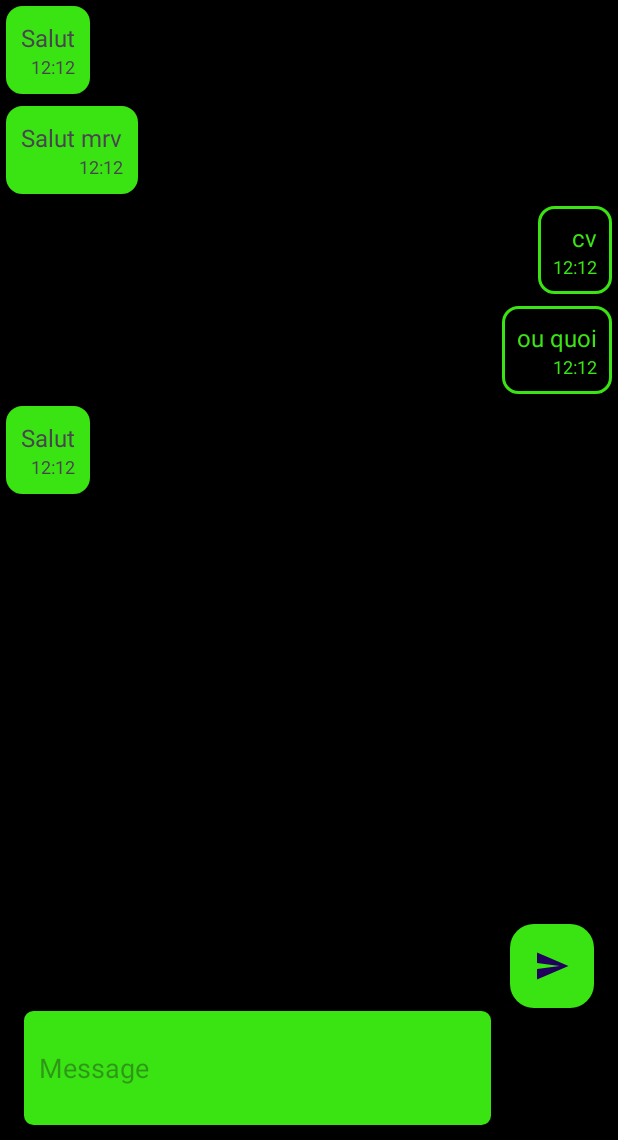
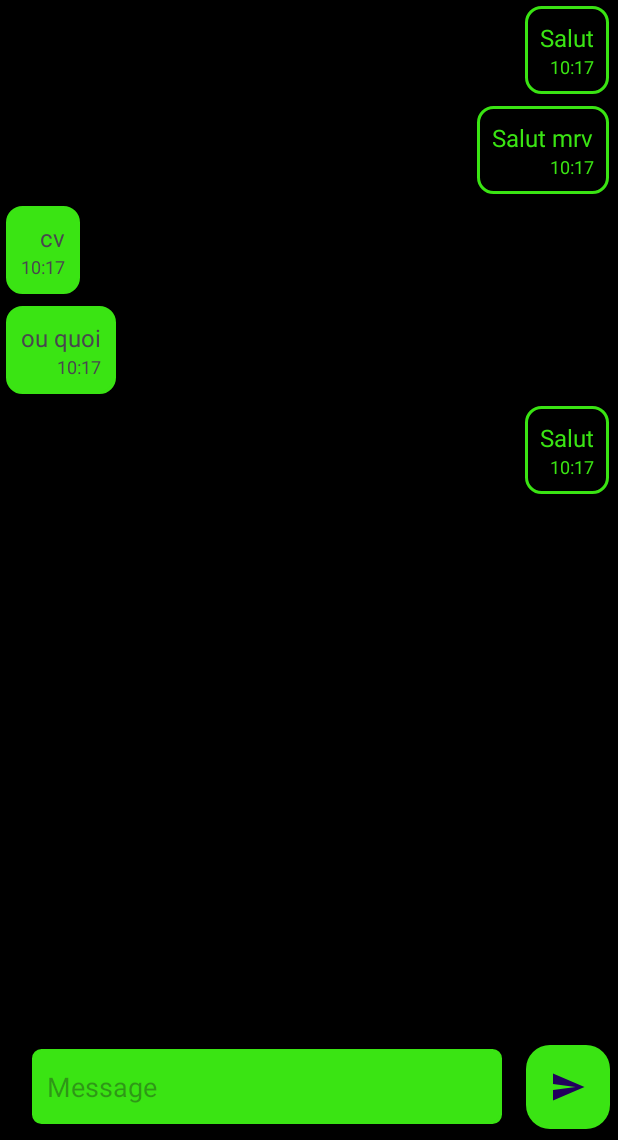
Before and after one commit to Yvaloski/ChatApp, an Android app: the ChatActivity screen opened directly, with no data from a screen before it, on a phone screen of 412 x 824 dp, the part 96-1236 px from its top. Run offline under Robolectric (Android 15) with nearby library versions, the phone set to English and light mode, and no system bars.

Commit message:
correction bug ID item_chat_friend

```diff
--- a/app/src/main/java/com/example/chatapp/activities/ChatActivity.kt
+++ b/app/src/main/java/com/example/chatapp/activities/ChatActivity.kt
@@ -1,7 +1,9 @@
 package com.example.chatapp.activities
 
+import android.content.Context
 import androidx.appcompat.app.AppCompatActivity
 import android.os.Bundle
+import android.view.inputmethod.InputMethodManager
 
 import android.widget.EditText
 import androidx.recyclerview.widget.LinearLayoutManager
@@ -16,7 +18,7 @@ class ChatActivity : AppCompatActivity() {
     lateinit var fabSendMessage: FloatingActionButton
     lateinit var editMessage: EditText
     lateinit var rvChatList: RecyclerView
-
+    lateinit var chatRecyclerAdapter: ChatRecyclerAdapter
     override fun onCreate(savedInstanceState: Bundle?) {
         super.onCreate(savedInstanceState)
         setContentView(R.layout.activity_chat)
@@ -24,29 +26,75 @@ class ChatActivity : AppCompatActivity() {
         fabSendMessage = findViewById(R.id.fabSendMessage)
         editMessage = findViewById(R.id.editMessage)
         rvChatList = findViewById(R.id.rvChatList)
-
+        val name= intent.getStringExtra("friend")
+        supportActionBar?.title= name?:"ChatApp"
+        chatRecyclerAdapter = ChatRecyclerAdapter()
 
 
         val messages = mutableListOf<Message>(
 
-            Message(sender = "Yval", receiver = "Tony", text = "Salut", timestamp = 123456789, isReceived = true),
-            Message(sender = "Yval", receiver = "Tony", text = "Salut mrv", timestamp = 123456789, isReceived = true),
-            Message(sender = "Tony", receiver = "Yval", text = "cv", timestamp = 123456789, isReceived = false),
-            Message(sender = "Tony", receiver = "Yval", text = "ou quoi", timestamp = 123456789, isReceived = false),
-            Message(sender = "Yval", receiver = "Tony", text = "Salut", timestamp = 123456789, isReceived = true),
+            Message(
+                sender = "Yval",
+                receiver = "Tony",
+                text = "Salut",
+                timestamp = 123456789,
+                isReceived = false
+            ),
+            Message(
+                sender = "Yval",
+                receiver = "Tony",
+                text = "Salut mrv",
+                timestamp = 123456789,
+                isReceived = false
+            ),
+            Message(
+                sender = "Tony",
+                receiver = "Yval",
+                text = "cv",
+                timestamp = 123456789,
+                isReceived = true
+            ),
+            Message(
+                sender = "Tony",
+                receiver = "Yval",
+                text = "ou quoi",
+                timestamp = 123456789,
+                isReceived = true
+            ),
+            Message(
+                sender = "Yval",
+                receiver = "Tony",
+                text = "Salut",
+                timestamp = 123456789,
+                isReceived = false
+            ),
 
 
-        )
+            )
 
         fabSendMessage.setOnClickListener {
             //envoyer message
-          /*  val message = editMessage.text.toString()
-            if (message.isNotEmpty()){
-                messages.add()
-            }*/
+            val message = editMessage.text.toString()
+            if (message.isNotEmpty()) {
+                messages.add(
+                    Message(
+                        sender = "Yval",
+                        receiver = "Tony",
+                        text = message,
+                        timestamp = System.currentTimeMillis(),
+                        isReceived = false
+                    ),
+                )
+                chatRecyclerAdapter.notifyDataSetChanged()
+                editMessage.setText("")
+
+                //hide keyboard
+                val inputMethodManager = getSystemService(Context.INPUT_METHOD_SERVICE)as InputMethodManager
+                inputMethodManager.hideSoftInputFromWindow(editMessage.windowToken,0)
+            }
         }
 
-        val chatRecyclerAdapter = ChatRecyclerAdapter()
+
         rvChatList.apply {
             layoutManager = LinearLayoutManager(this@ChatActivity)
             adapter = chatRecyclerAdapter
--- a/app/src/main/java/com/example/chatapp/activities/HomeActivity.kt
+++ b/app/src/main/java/com/example/chatapp/activities/HomeActivity.kt
@@ -32,7 +32,6 @@ class HomeActivity : AppCompatActivity() {
         }
         val friends = mutableListOf<Friend>(
 
-            Friend("Yval","Salut ma caille"," ",420),
             Friend("Tony","WEWE ma caille"," ",420),
             Friend("Pedro salini","Salut ma caille"," ",420),
             Friend("Octo Hocho","Salut ma caille"," ",420)
--- a/app/src/main/java/com/example/chatapp/adapters/ChatRecyclerAdapter.kt
+++ b/app/src/main/java/com/example/chatapp/adapters/ChatRecyclerAdapter.kt
@@ -48,7 +48,7 @@ class ChatRecyclerAdapter: RecyclerView.Adapter<ChatRecyclerAdapter.ViewHolder>(
     inner class  ViewHolder(itemView: View): RecyclerView.ViewHolder(itemView){
 
 
-        val tvMessage: TextView = itemView.findViewById(R.id.tv_msg)
+        val tvMessage: TextView = itemView.findViewById(R.id.tvMsg)
         val tvHour:TextView=itemView.findViewById(R.id.tvHour)
 
         fun bind(message: Message) {
--- a/app/src/main/java/com/example/chatapp/adapters/FriendsRecyclerAdapter.kt
+++ b/app/src/main/java/com/example/chatapp/adapters/FriendsRecyclerAdapter.kt
@@ -43,9 +43,9 @@ class FriendsRecyclerAdapter : RecyclerView.Adapter<FriendsRecyclerAdapter.ViewH
     class ViewHolder(itemView: View) : RecyclerView.ViewHolder(itemView) {
 
         val ivFriend: ShapeableImageView = itemView.findViewById(R.id.ivFriend)
-        private val tvName : TextView = itemView.findViewById(R.id.tvName)
-        private val tvLastMsg : TextView = itemView.findViewById(R.id.tvLastMsg)
-        private val tvHour : TextView = itemView.findViewById(R.id.tvHour)
+        val tvName: TextView = itemView.findViewById(R.id.tvName)
+        val tvLastMsg: TextView = itemView.findViewById(R.id.tvLastMsg)
+        val tvHour: TextView = itemView.findViewById(R.id.tvHour)
 
 
         fun bind(friend: Friend) {
@@ -54,9 +54,11 @@ class FriendsRecyclerAdapter : RecyclerView.Adapter<FriendsRecyclerAdapter.ViewH
             val sdf = SimpleDateFormat("HH:mm", Locale.getDefault())
             tvHour.text = sdf.format(Date(friend.timestamp))
 
-            itemView.setOnClickListener{
+            itemView.setOnClickListener {
 
                 Intent(itemView.context, ChatActivity::class.java).also {
+
+                    it.putExtra("friend", friend.name)
                     itemView.context.startActivity(it)
                 }
             }
--- a/app/src/main/res/layout/activity_chat.xml
+++ b/app/src/main/res/layout/activity_chat.xml
@@ -1,5 +1,5 @@
 <?xml version="1.0" encoding="utf-8"?>
-<androidx.constraintlayout.widget.ConstraintLayout xmlns:android="http://schemas.android.com/apk/res/android"
+<RelativeLayout xmlns:android="http://schemas.android.com/apk/res/android"
     xmlns:app="http://schemas.android.com/apk/res-auto"
     xmlns:tools="http://schemas.android.com/tools"
     android:layout_width="match_parent"
@@ -9,46 +9,43 @@
 
     <androidx.recyclerview.widget.RecyclerView
         android:id="@+id/rvChatList"
-        android:layout_width="0dp"
-        android:layout_height="673dp"
+        android:layout_width="410dp"
+        android:layout_height="595dp"
         android:layout_marginBottom="32dp"
-        app:layout_constraintBottom_toBottomOf="parent"
-        app:layout_constraintEnd_toEndOf="parent"
-        app:layout_constraintHorizontal_bias="0.5"
-        app:layout_constraintStart_toStartOf="parent"
-        app:layout_constraintTop_toTopOf="parent"
-        app:layout_constraintVertical_bias="0.0"
         tools:itemCount="6"
         tools:listitem="@layout/item_chat_sender" />
 
+    <RelativeLayout
+        android:id="@+id/layoutChat"
+        android:layout_width="match_parent"
+        android:layout_height="60dp"
+        android:layout_alignParentBottom="true"
+        android:layout_margin="5dp">
+
         <EditText
             android:id="@+id/editMessage"
-        android:layout_width="311dp"
-        android:layout_height="76dp"
+            android:layout_width="match_parent"
+            android:layout_height="50dp"
+            android:layout_centerVertical="true"
             android:layout_marginStart="16dp"
+            android:layout_marginEnd="16dp"
             android:layout_marginBottom="8dp"
             android:background="@drawable/bg_edit_message"
             android:ems="10"
+            android:layout_toStartOf="@id/fabSendMessage"
             android:hint="Message"
             android:inputType="text"
-        android:padding="10dp"
-        app:layout_constraintBottom_toBottomOf="parent"
-        app:layout_constraintStart_toStartOf="parent"
-        app:layout_constraintTop_toBottomOf="@+id/rvChatList"
-        app:layout_constraintVertical_bias="0.216" />
+            android:padding="10dp" />
 
         <com.google.android.material.floatingactionbutton.FloatingActionButton
             android:id="@+id/fabSendMessage"
             android:layout_width="wrap_content"
             android:layout_height="wrap_content"
-        android:layout_marginStart="16dp"
-        android:layout_marginEnd="24dp"
-        android:layout_marginBottom="88dp"
+            android:layout_alignParentEnd="true"
+            android:layout_centerVertical="true"
             android:clickable="true"
+
             app:backgroundTint="#3AE413"
-        app:layout_constraintBottom_toBottomOf="parent"
-        app:layout_constraintEnd_toEndOf="parent"
-        app:layout_constraintHorizontal_bias="0.333"
-        app:layout_constraintStart_toEndOf="@+id/editMessage"
             app:srcCompat="@drawable/baseline_send_24" />
-</androidx.constraintlayout.widget.ConstraintLayout>
+    </RelativeLayout>
+</RelativeLayout>
--- a/app/src/main/res/layout/activity_home.xml
+++ b/app/src/main/res/layout/activity_home.xml
@@ -1,10 +1,10 @@
 <?xml version="1.0" encoding="utf-8"?>
-<androidx.constraintlayout.widget.ConstraintLayout
-    xmlns:android="http://schemas.android.com/apk/res/android"
+<androidx.constraintlayout.widget.ConstraintLayout xmlns:android="http://schemas.android.com/apk/res/android"
     xmlns:app="http://schemas.android.com/apk/res-auto"
     xmlns:tools="http://schemas.android.com/tools"
     android:layout_width="match_parent"
     android:layout_height="match_parent"
+    android:background="@color/black"
     android:visibility="visible"
     tools:context=".activities.HomeActivity">
 
@@ -32,9 +32,9 @@
         android:layout_marginEnd="32dp"
         android:layout_marginBottom="32dp"
         android:clickable="true"
+        android:contentDescription="TODO"
         app:backgroundTint="#18EF1C"
         app:layout_constraintBottom_toBottomOf="parent"
         app:layout_constraintEnd_toEndOf="parent"
-        app:srcCompat="@drawable/baseline_message_24"
-        android:contentDescription="TODO" />
+        app:srcCompat="@drawable/baseline_message_24" />
 </androidx.constraintlayout.widget.ConstraintLayout>
--- a/app/src/main/res/layout/item_chat_friend.xml
+++ b/app/src/main/res/layout/item_chat_friend.xml
@@ -12,7 +12,7 @@
     >
 
     <TextView
-        android:id="@+id/tv_msg"
+        android:id="@+id/tvMsg"
         android:layout_width="wrap_content"
         android:layout_height="wrap_content"
         android:text="HEllo Loski "
@@ -21,7 +21,7 @@
         tools:layout_editor_absoluteY="44dp" />
 
     <TextView
-        android:id="@+id/tv_hour"
+        android:id="@+id/tvHour"
         android:layout_width="wrap_content"
         android:layout_height="wrap_content"
         android:text="12:12"
--- a/app/src/main/res/layout/item_chat_sender.xml
+++ b/app/src/main/res/layout/item_chat_sender.xml
@@ -20,7 +20,7 @@
         <TextView
 
             android:textColor="#3AE413"
-            android:id="@+id/tv_msg"
+            android:id="@+id/tvMsg"
             android:layout_width="wrap_content"
             android:layout_height="wrap_content"
             android:text="HEllo stranger "
@@ -29,7 +29,7 @@
             tools:layout_editor_absoluteY="44dp" />
 
         <TextView
-            android:id="@+id/tv_hour"
+            android:id="@+id/tvHour"
             android:layout_width="wrap_content"
             android:layout_height="wrap_content"
             android:text="12:12"
--- a/app/src/main/res/layout/item_friends.xml
+++ b/app/src/main/res/layout/item_friends.xml
@@ -1,9 +1,11 @@
 <?xml version="1.0" encoding="utf-8"?>
 <androidx.cardview.widget.CardView xmlns:android="http://schemas.android.com/apk/res/android"
+    xmlns:app="http://schemas.android.com/apk/res-auto"
     android:layout_width="match_parent"
     android:layout_height="65dp"
-    xmlns:app="http://schemas.android.com/apk/res-auto"
     android:layout_marginVertical="1dp"
+    android:background="@color/black"
+    android:backgroundTint="@color/black"
     app:cardElevation="2dp">
 
     <RelativeLayout
@@ -12,13 +14,14 @@
         android:paddingHorizontal="8dp"
         android:paddingVertical="8dp"
         >
+
         <com.google.android.material.imageview.ShapeableImageView
             android:id="@+id/ivFriend"
             android:layout_width="50dp"
             android:layout_height="50dp"
+            android:layout_centerVertical="true"
             android:scaleType="centerCrop"
-            android:layout_centerVertical="true"
-            android:src="@drawable/baseline_bug_report_24"/>
+            android:src="@drawable/baseline_bug_report_24" />
 
         <TextView
             android:id="@+id/tvName"
@@ -48,6 +51,7 @@
             android:textColor="#6BF013"
             android:textSize="14dp"
             android:textStyle="italic" />
+
         <TextView
             android:id="@+id/tvHour"
             android:layout_width="wrap_content"
```
Lines whose indentation alone changed are shown as unchanged.
